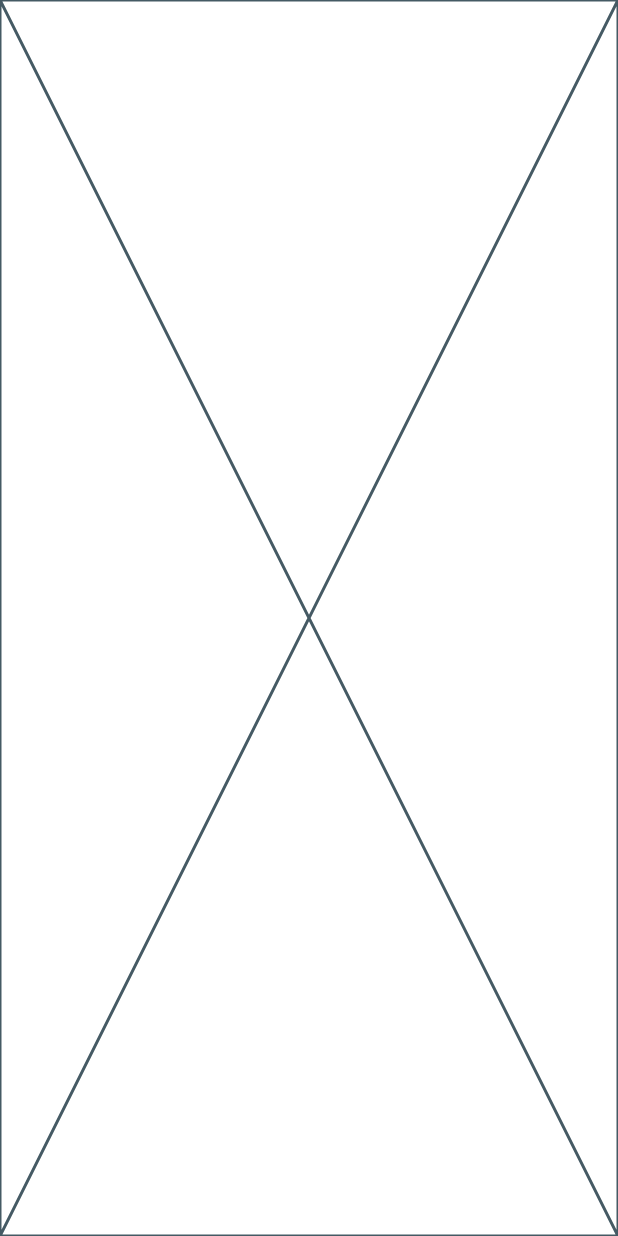
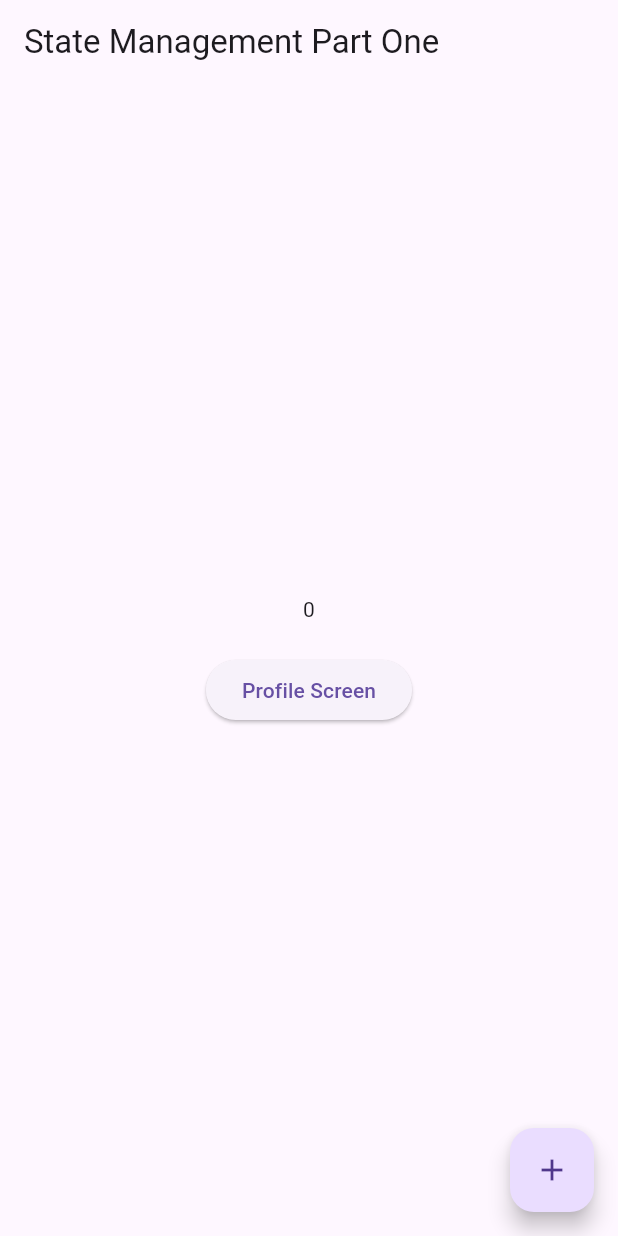
Before and after one commit to khandakerahsunhabib/flutter_advanced, a Flutter app: the screen it shows after launch, on a phone screen of 412 x 824 dp. Run offline on Flutter 3.47's test engine with Material 3 defaults, Android fonts, the phone set to English and light mode, and no system bars.

Commit message:
I have practiced state management with Inherited widget, change notifier and value notifier to understand the basic or history of state management

```diff
--- a/lib/app.dart
+++ b/lib/app.dart
@@ -1,20 +1,168 @@
 import 'package:flutter/material.dart';
-class MyApp extends StatelessWidget {
+
+class MyApp extends StatefulWidget {
   const MyApp({super.key});
 
   @override
+  State<MyApp> createState() => _MyAppState();
+}
+
+final CounterController counterController = CounterController();
+
+class _MyAppState extends State<MyApp> {
+  // int count = 0;
+  //
+  // void _increment() {
+  //   count++;
+  //   setState(() {});
+  // }
+
+  @override
   Widget build(BuildContext context) {
-    return MaterialApp(
-      home: HomeScreen(),
+    return MaterialApp(debugShowCheckedModeBanner: false, home: HomeScreen());
+  }
+}
+
+class HomeScreen extends StatefulWidget {
+  HomeScreen({super.key});
+
+  @override
+  State<HomeScreen> createState() => _HomeScreenState();
+}
+
+class _HomeScreenState extends State<HomeScreen> {
+  @override
+  Widget build(BuildContext context) {
+    return Scaffold(
+      appBar: AppBar(title: Text('State Management Part One')),
+      body: Column(
+        mainAxisAlignment: MainAxisAlignment.center,
+        children: [
+          Center(
+            child: ListenableBuilder(
+              listenable: counterController,
+              builder: (context, child) {
+                return Text('${counterController.count}');
+              },
+            ),
+          ),
+          const SizedBox(height: 20),
+          ElevatedButton(
+            onPressed: () {
+              Navigator.push(
+                context,
+                MaterialPageRoute(builder: (context) => ProfileScreen()),
+              );
+            },
+            child: Text('Profile Screen'),
+          ),
+        ],
+      ),
+      floatingActionButton: FloatingActionButton(
+        onPressed: () {
+          counterController.increment();
+        },
+        child: Icon(Icons.add),
+      ),
     );
   }
 }
 
-class HomeScreen extends StatelessWidget {
-  const HomeScreen({super.key});
+class ProfileScreen extends StatefulWidget {
+  ProfileScreen({super.key});
 
   @override
+  State<ProfileScreen> createState() => _ProfileScreenState();
+}
+
+class _ProfileScreenState extends State<ProfileScreen> {
+  @override
   Widget build(BuildContext context) {
-    return const Placeholder();
+    return Scaffold(
+      appBar: AppBar(title: Text('Profile Screen')),
+      body: Column(
+        mainAxisAlignment: MainAxisAlignment.center,
+        children: [
+          Center(
+            child: ListenableBuilder(
+              listenable: counterController,
+              builder: (context, child) {
+                return Text('${counterController.count}');
+              },
+            ),
+          ),
+          const SizedBox(height: 20),
+          ElevatedButton(
+            onPressed: () {
+              Navigator.push(
+                context,
+                MaterialPageRoute(builder: (context) => SettingsScreen()),
+              );
+            },
+            child: Text('Settings Screen'),
+          ),
+        ],
+      ),
+      floatingActionButton: FloatingActionButton(
+        onPressed: () {
+          counterController.increment();
+        },
+        child: Icon(Icons.add),
+      ),
+    );
   }
 }
+
+class SettingsScreen extends StatefulWidget {
+  SettingsScreen({super.key});
+
+  @override
+  State<SettingsScreen> createState() => _SettingsScreenState();
+}
+
+class _SettingsScreenState extends State<SettingsScreen> {
+  @override
+  Widget build(BuildContext context) {
+    return Scaffold(
+      appBar: AppBar(title: Text('Settings Screen')),
+      body: Column(
+        mainAxisAlignment: MainAxisAlignment.center,
+        children: [Center(child: Text("${counterController.count}"))],
+      ),
+    );
+  }
+}
+
+/// Example: state management by Inherited widget
+// class CounterController extends InheritedWidget {
+//   final int count;
+//   final void Function() increment;
+//
+//   CounterController({
+//     super.key,
+//     required this.count,
+//     required super.child,
+//     required this.increment,
+//   });
+//
+//   static CounterController? of(BuildContext context) {
+//     final CounterController? result =
+//         context.dependOnInheritedWidgetOfExactType<CounterController>();
+//     return result;
+//   }
+//
+//   @override
+//   bool updateShouldNotify(CounterController oldWidget) {
+//     return oldWidget.child != count;
+//   }
+// }
+
+/// Example: state management by Change Notifier
+class CounterController extends ChangeNotifier {
+  int count = 0;
+
+  void increment() {
+    count++;
+    notifyListeners();
+  }
+}
```
